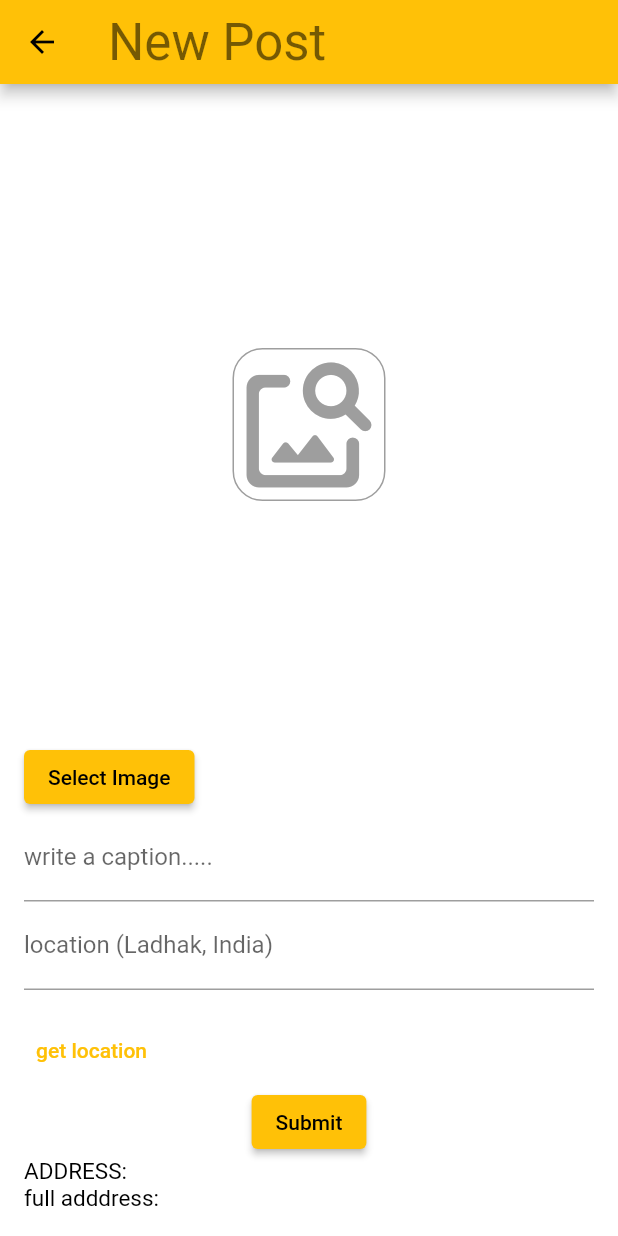
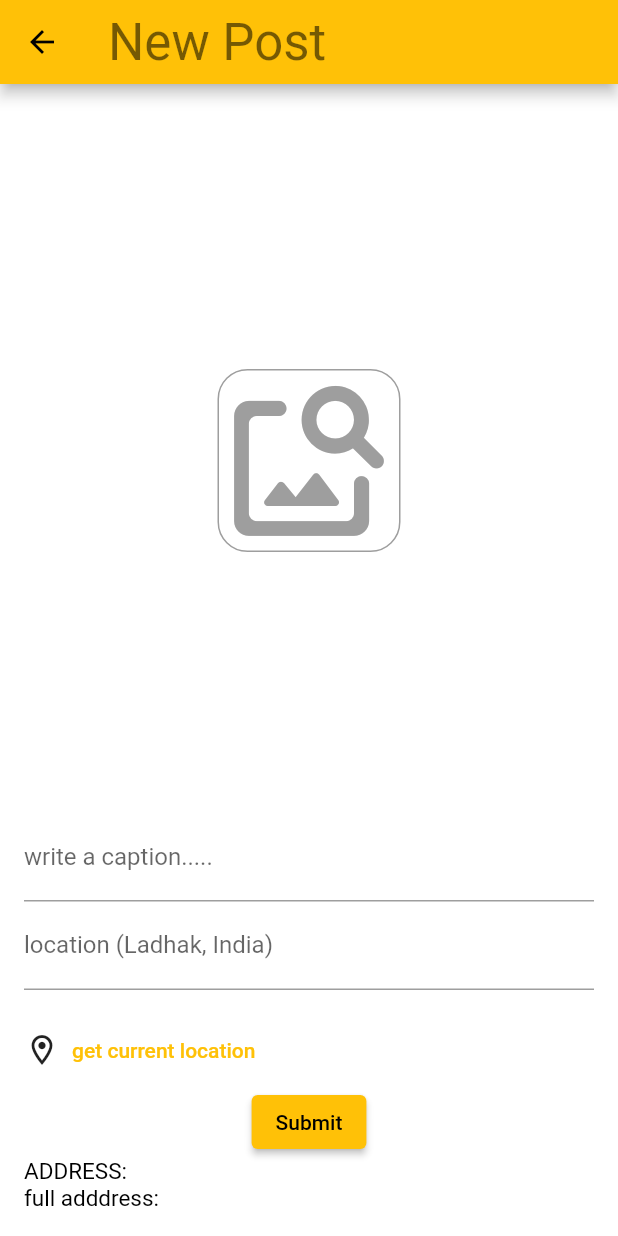
Before and after one commit to Uday-kiran9147/Traveller, a Flutter app: the NewPostScreen screen opened directly with empty values, on a phone screen of 412 x 824 dp. Run offline on Flutter 3.47's test engine with Material 2 defaults, Android fonts, the phone set to English and light mode, and no system bars; our stand-ins replace bloc, cloud_firestore, firebase_auth, firebase_core, firebase_storage, flutter_bloc and 7 more; accounts and stored records are empty.

Commit message:
UI enhance Newpostscreen

```diff
--- a/lib/presentation/pages/explore/ui/newpost.dart
+++ b/lib/presentation/pages/explore/ui/newpost.dart
@@ -167,13 +167,9 @@ class _NewPostScreenState extends State<NewPostScreen> {
                           child: Icon(
                             Icons.image_search_rounded,
                             color: Colors.grey,
-                            size: 100,
+                            size: 120,
                           )),
                     ))),
-              ElevatedButton(
-                onPressed: _getImage,
-                child: Text('Select Image'),
-              ),
               TextFormField(
                 controller: _descriptionController,
                 decoration: InputDecoration(
@@ -187,8 +183,12 @@ class _NewPostScreenState extends State<NewPostScreen> {
                 ),
               ),
               SizedBox(height: 16.0),
-              TextButton(
-                  onPressed: getCurrentPosition, child: Text("get location")),
+              Row(
+            children: [Icon(Icons.location_on_outlined),
+                  TextButton(
+                      onPressed: getCurrentPosition, child: Text("get current location")),
+                ],
+              ),
               Center(
                 child: ElevatedButton(
                   onPressed: () async {
```
